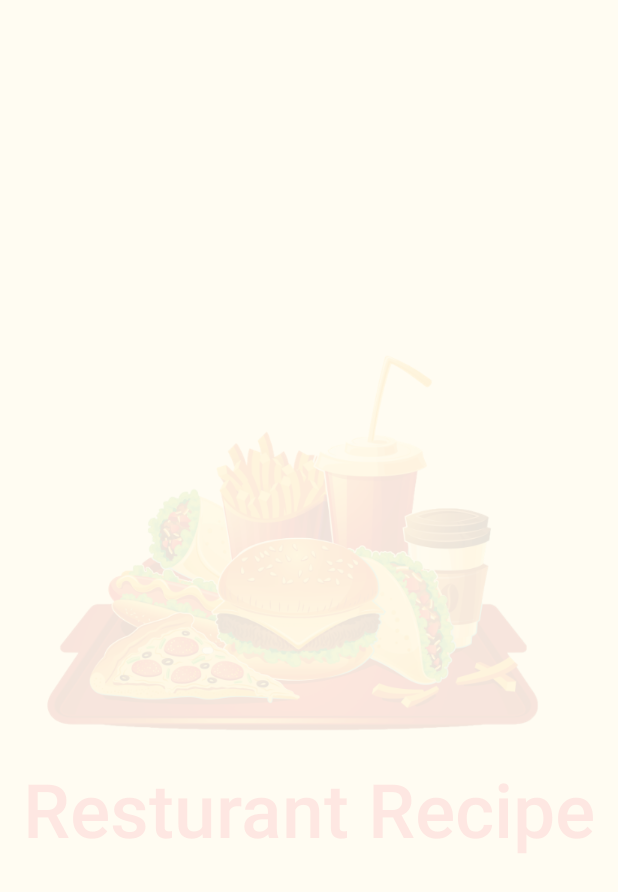
After one commit to A-Fares/Restaurant-Recipes, an Android app: the SplashScreen screen opened directly, with no data from a screen before it, on a phone screen of 412 x 824 dp. The commit adds this screen. Shown: the top 892 px of the screen. Run offline under Robolectric (Android 15) with nearby library versions, the phone set to English and light mode, and no system bars.

Commit message:
Adding Splash screen and update xml layout design

```diff
--- a/app/src/main/AndroidManifest.xml
+++ b/app/src/main/AndroidManifest.xml
@@ -11,18 +11,19 @@
         android:roundIcon="@mipmap/ic_launcher_round"
         android:supportsRtl="true"
         android:theme="@style/AppTheme">
-        <activity
-            android:name=".ui.main.RecipeActivity"
-            android:screenOrientation="portrait" />
-        <activity
-            android:name=".ui.main.MainActivity"
-            android:screenOrientation="portrait">
+        <activity android:name=".ui.SplashScreen">
             <intent-filter>
                 <action android:name="android.intent.action.MAIN" />
 
                 <category android:name="android.intent.category.LAUNCHER" />
             </intent-filter>
         </activity>
+        <activity
+            android:name=".ui.main.RecipeActivity"
+            android:screenOrientation="portrait" />
+        <activity
+            android:name=".ui.main.MainActivity"
+            android:screenOrientation="portrait"/>
     </application>
 
 </manifest>
--- /dev/null
+++ b/app/src/main/java/com/example/restaurantRecipes/ui/SplashScreen.java
@@ -0,0 +1,52 @@
+package com.example.restaurantRecipes.ui;
+
+import androidx.appcompat.app.AppCompatActivity;
+
+import android.content.Intent;
+import android.os.Bundle;
+import android.os.Handler;
+import android.view.WindowManager;
+import android.view.animation.Animation;
+import android.view.animation.AnimationUtils;
+import android.widget.ImageView;
+import android.widget.TextView;
+
+import com.example.restaurantRecipes.R;
+import com.example.restaurantRecipes.ui.main.MainActivity;
+
+public class SplashScreen extends AppCompatActivity {
+
+    private static int SPLASH_SCREEN=2500;
+
+    Animation topAnim, bottomAnim;
+    ImageView foodLogo;
+    TextView appNameTV;
+
+    @Override
+    protected void onCreate(Bundle savedInstanceState) {
+        super.onCreate(savedInstanceState);
+        getWindow().setFlags(WindowManager.LayoutParams.FLAG_FULLSCREEN, WindowManager.LayoutParams.FLAG_FULLSCREEN);
+        setContentView(R.layout.activity_splash_screen);
+
+        //Animations
+        topAnim = AnimationUtils.loadAnimation(this, R.anim.top_animation);
+        bottomAnim = AnimationUtils.loadAnimation(this, R.anim.bottom_animation);
+
+        //Views
+        foodLogo = findViewById(R.id.food_logo);
+        appNameTV = findViewById(R.id.app_name_TV);
+
+        //set animation to view
+        foodLogo.setAnimation(topAnim);
+        appNameTV.setAnimation(bottomAnim);
+
+        new Handler().postDelayed(new Runnable() {
+            @Override
+            public void run() {
+                Intent intent=new Intent(SplashScreen.this, MainActivity.class);
+                startActivity(intent);
+                finish();
+            }
+        },SPLASH_SCREEN);
+    }
+}
--- /dev/null
+++ b/app/src/main/res/anim/bottom_animation.xml
@@ -0,0 +1,11 @@
+<?xml version="1.0" encoding="utf-8"?>
+<set xmlns:android="http://schemas.android.com/apk/res/android">
+    <translate
+        android:duration="1500"
+        android:fromXDelta="0%"
+        android:fromYDelta="100%" />
+    <alpha
+        android:duration="1500"
+        android:fromAlpha="0.1"
+        android:toAlpha="1.0" />
+</set>
--- /dev/null
+++ b/app/src/main/res/anim/top_animation.xml
@@ -0,0 +1,11 @@
+<?xml version="1.0" encoding="utf-8"?>
+<set xmlns:android="http://schemas.android.com/apk/res/android">
+    <translate
+        android:duration="2000"
+        android:fromXDelta="0%"
+        android:fromYDelta="-50%" />
+    <alpha
+        android:duration="1500"
+        android:fromAlpha="0.1"
+        android:toAlpha="1.0" />
+</set>
--- a/app/src/main/res/layout/activity_recipe.xml
+++ b/app/src/main/res/layout/activity_recipe.xml
@@ -14,7 +14,7 @@
         android:background="@drawable/round_img"
         android:contentDescription="@string/recipe_title"
         android:scaleType="fitXY"
-        android:src="@drawable/ic_launcher_background" />
+        android:src="@drawable/empty_img" />
 
     <TextView
         android:id="@+id/recipe_titleTV"
@@ -55,7 +55,7 @@
             android:layout_alignParentEnd="true"
             android:layout_centerVertical="true"
             android:numStars="5"
-            android:rating="1" />
+            android:rating="0" />
     </RelativeLayout>
 
     <FrameLayout
--- /dev/null
+++ b/app/src/main/res/layout/activity_splash_screen.xml
@@ -0,0 +1,32 @@
+<?xml version="1.0" encoding="utf-8"?>
+<RelativeLayout xmlns:android="http://schemas.android.com/apk/res/android"
+    xmlns:tools="http://schemas.android.com/tools"
+    android:layout_width="match_parent"
+    android:layout_height="match_parent"
+    android:background="#FFFCF2"
+    android:layout_marginTop="-100dp">
+
+
+    <ImageView
+        android:id="@+id/food_logo"
+        android:layout_width="wrap_content"
+        android:layout_height="wrap_content"
+        android:src="@drawable/food"
+        android:layout_centerInParent="true"/>
+
+    <TextView
+        android:layout_centerInParent="true"
+        android:id="@+id/app_name_TV"
+        android:layout_width="wrap_content"
+        android:layout_height="wrap_content"
+        android:layout_below="@+id/food_logo"
+        android:fontFamily="sans-serif-medium"
+        android:text="Resturant Recipe"
+        android:textColor="#F52C56"
+        android:textSize="50sp"
+        tools:ignore="MissingConstraints"
+        tools:layout_editor_absoluteX="18dp"
+        tools:layout_editor_absoluteY="445dp" />
+
+
+</RelativeLayout>
--- a/app/src/main/res/layout/meal_item.xml
+++ b/app/src/main/res/layout/meal_item.xml
@@ -24,7 +24,7 @@
             android:background="@drawable/round_img"
             android:contentDescription="@string/recipe_title"
             android:scaleType="fitXY"
-            android:src="@drawable/ic_launcher_background" />
+            android:src="@drawable/empty_img" />
 
 
         <TextView
@@ -37,6 +37,8 @@
             android:text="@string/recipe_title"
             android:textColor="#000"
             android:textSize="14sp"
+            android:ellipsize="end"
+            android:maxLines="1"
             android:textStyle="bold" />
 
         <TextView
```
Also changed, not shown: app/src/main/res/drawable-hdpi/empty_img.png (added), app/src/main/res/drawable-ldpi/empty_img.png (added), app/src/main/res/drawable-ldpi/food.png (added), app/src/main/res/drawable-mdpi/empty_img.png (added), app/src/main/res/drawable-mdpi/food.png (added), app/src/main/res/drawable-xhdpi/empty_img.png (added), app/src/main/res/drawable-xhdpi/food.png (added), app/src/main/res/drawable-xxhdpi/empty_img.png (added), app/src/main/res/drawable-xxhdpi/food.png (added), app/src/main/res/drawable-xxxhdpi/empty_img.png (added), app/src/main/res/drawable-xxxhdpi/food.png (added), app/src/main/res/empty_img.svg (added).
